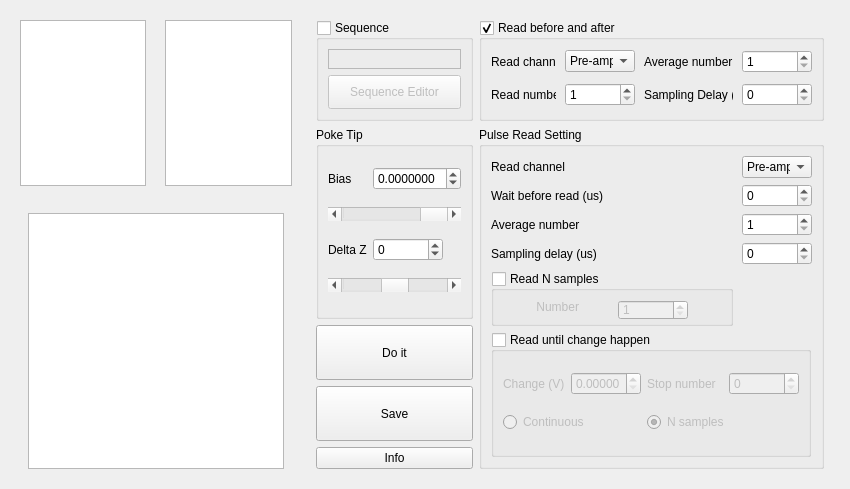
First picture: the form in pyqt5 STM software/ui/Deposition.ui, repository freestylexyz/STM-pyqt5-software, before the edit.
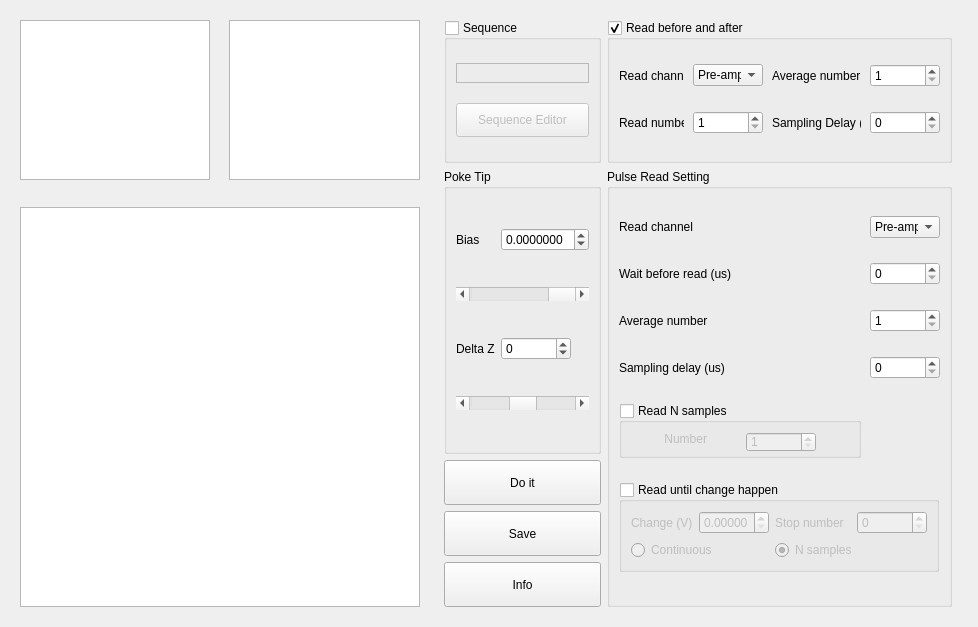
Second picture: the form after the edit. Custom widgets are drawn as their Qt base class.

What changed in the file:
```diff
--- a/pyqt5 STM software/ui/Deposition.ui
+++ b/pyqt5 STM software/ui/Deposition.ui
@@ -9,8 +9,8 @@
    <rect>
     <x>0</x>
     <y>0</y>
-    <width>850</width>
-    <height>489</height>
+    <width>969</width>
+    <height>623</height>
    </rect>
   </property>
   <property name="windowTitle">
@@ -92,8 +92,8 @@
            </property>
            <property name="minimumSize">
             <size>
-             <width>256</width>
-             <height>256</height>
+             <width>400</width>
+             <height>400</height>
             </size>
            </property>
           </widget>
@@ -511,7 +511,7 @@
          <item row="5" column="0">
           <widget class="QGroupBox" name="groupBox_ReadUntil_Deposition">
            <property name="sizePolicy">
-            <sizepolicy hsizetype="Minimum" vsizetype="Preferred">
+            <sizepolicy hsizetype="Minimum" vsizetype="Maximum">
              <horstretch>0</horstretch>
              <verstretch>0</verstretch>
             </sizepolicy>
@@ -737,6 +737,12 @@
         <property name="enabled">
          <bool>true</bool>
         </property>
+        <property name="minimumSize">
+         <size>
+          <width>0</width>
+          <height>45</height>
+         </size>
+        </property>
         <property name="text">
          <string>Info</string>
         </property>
@@ -756,7 +762,7 @@
         <property name="minimumSize">
          <size>
           <width>0</width>
-          <height>55</height>
+          <height>45</height>
          </size>
         </property>
         <property name="text">
@@ -775,7 +781,7 @@
         <property name="minimumSize">
          <size>
           <width>0</width>
-          <height>55</height>
+          <height>45</height>
          </size>
         </property>
         <property name="text">
@@ -893,6 +899,13 @@
    </item>
   </layout>
  </widget>
+ <customwidgets>
+  <customwidget>
+   <class>GraphicsLayoutWidget</class>
+   <extends>QGraphicsView</extends>
+   <header location="global">pyqtgraph</header>
+  </customwidget>
+ </customwidgets>
  <resources/>
  <connections/>
 </ui>
```
Left out of the diff: 6 changed lines with no effect on the pictures.
